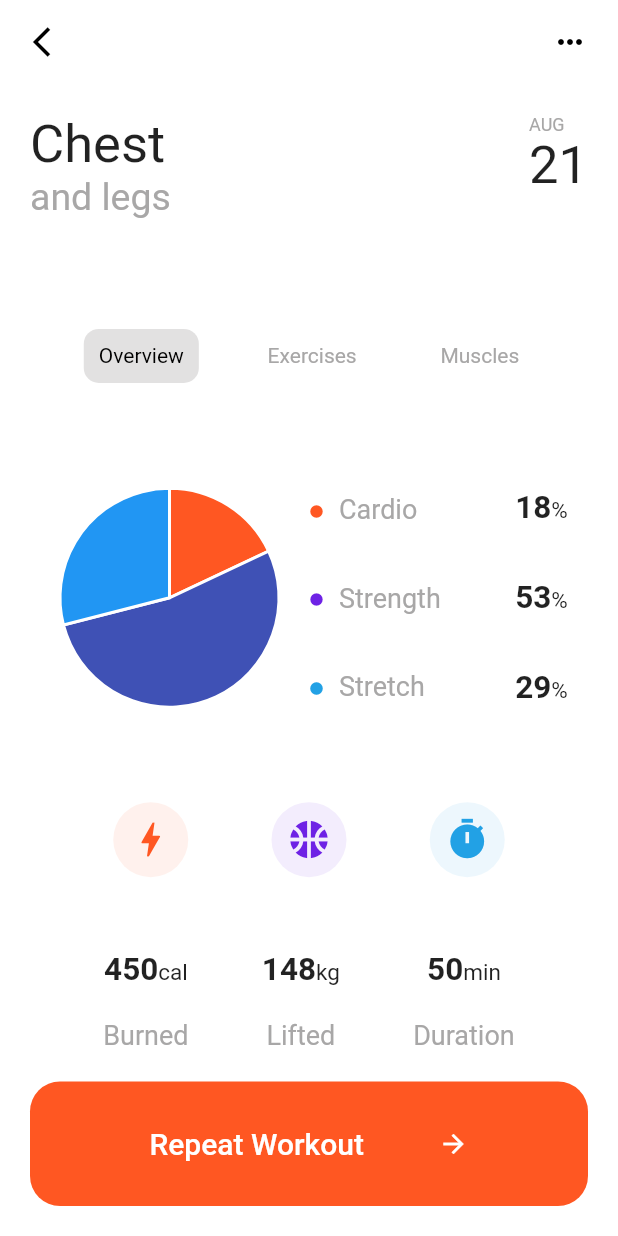
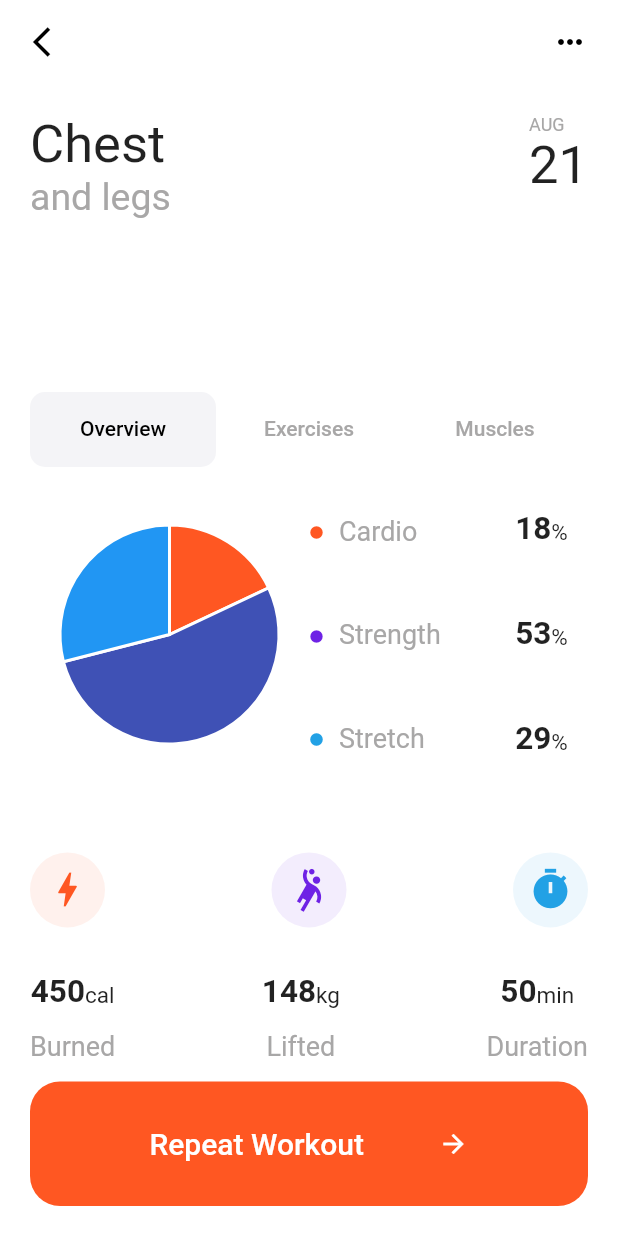
Before and after one commit to gabrielnotong/flutter-training, a Flutter app: the screen it shows after launch, on a phone screen of 412 x 824 dp. Run offline on Flutter 3.47's test engine with Material 2 defaults, Android fonts, the phone set to English and light mode, and no system bars; our stand-ins replace bubble_tab_indicator, charts_flutter.

Commit message:
TabController: tab controller added to manage overview/Exercises/Muscles screens

```diff
--- a/lib/components/chest_menu_item.dart
+++ /dev/null
@@ -1,24 +0,0 @@
-import 'package:flutter/material.dart';
-
-class ChestMenuItem extends StatelessWidget {
-  final String text;
-  final Color bgColor;
-  final Color textColor;
-
-  ChestMenuItem({this.text, this.textColor, this.bgColor});
-
-  @override
-  Widget build(BuildContext context) {
-    return Container(
-      child: Text(
-        text,
-        style: TextStyle(color: textColor),
-      ),
-      padding: EdgeInsets.all(10.0),
-      decoration: BoxDecoration(
-        borderRadius: BorderRadius.circular(10.0),
-        color: bgColor,
-      ),
-    );
-  }
-}
--- a/lib/screens/chest_screen.dart
+++ b/lib/screens/chest_screen.dart
@@ -1,13 +1,11 @@
+import 'package:bubble_tab_indicator/bubble_tab_indicator.dart';
 import 'package:flutter/material.dart';
 import 'package:flutter/painting.dart';
-import 'package:training/components/activity_card.dart';
 import 'package:training/components/app_bar_button.dart';
-import 'package:training/components/chest_menu_item.dart';
-import 'package:training/components/circular_icon.dart';
-import 'package:training/components/health_radio.dart';
-import 'package:training/components/number_card.dart';
-import 'package:training/components/simple_pie_chart.dart';
 import 'package:training/constants.dart';
+import 'package:training/screens/exercises_screen.dart';
+import 'package:training/screens/muscles_screen.dart';
+import 'package:training/screens/overview_screen.dart';
 import 'package:training/screens/right_menu_screen.dart';
 
 class ChestScreen extends StatelessWidget {
@@ -82,146 +80,41 @@ class ChestScreen extends StatelessWidget {
               ),
             ),
             Expanded(
-              child: Row(
-                mainAxisAlignment: MainAxisAlignment.spaceEvenly,
-                children: [
-                  ChestMenuItem(
-                    text: 'Overview',
-                    textColor: kTextChestMenuActiveColor,
-                    bgColor: kBtnChestMenuActiveColor,
-                  ),
-                  ChestMenuItem(
-                    text: 'Exercises',
-                    textColor: kTextChestMenuInActiveColor,
-                    bgColor: kBtnChestMenuInActiveColor,
-                  ),
-                  ChestMenuItem(
-                    text: 'Muscles',
-                    textColor: kTextChestMenuInActiveColor,
-                    bgColor: kBtnChestMenuInActiveColor,
-                  ),
-                ],
-              ),
-            ),
-            Expanded(
-              flex: 2,
-              child: Row(
-                children: [
-                  Expanded(
-                    flex: 3,
-                    child: Container(
-                      width: 200,
-                      height: 200,
-                      child: SimplePieChart.withSampleData(),
-                    ),
-                  ),
-                  Expanded(
-                    flex: 2,
-                    child: Column(
-                      mainAxisAlignment: MainAxisAlignment.spaceEvenly,
-                      children: [
-                        HealthRadio(
-                          label: 'Cardio',
-                          iconColor: Color(0xFFFF5722),
-                        ),
-                        HealthRadio(
-                          label: 'Strength',
-                          iconColor: Color(0xFF6E22E5),
-                        ),
-                        HealthRadio(
-                          label: 'Stretch',
-                          iconColor: Color(0xFF22A1E5),
-                        ),
+              flex: 5,
+              child: DefaultTabController(
+                length: 3,
+                child: Scaffold(
+                  appBar: AppBar(
+                    elevation: 0.0,
+                    toolbarHeight: 50.0,
+                    bottom: TabBar(
+                      indicatorSize: TabBarIndicatorSize.tab,
+                      labelColor: kTextChestMenuActiveColor,
+                      unselectedLabelColor: kTextChestMenuInActiveColor,
+                      indicator: BubbleTabIndicator(
+                        indicatorHeight: 50.0,
+                        indicatorColor: Color(0xFFF4F4F7),
+                        tabBarIndicatorSize: TabBarIndicatorSize.tab,
+                        indicatorRadius: 10,
+                        insets: EdgeInsets.all(0),
+                      ),
+                      tabs: [
+                        Text('Overview'),
+                        Text('Exercises'),
+                        Text('Muscles'),
                       ],
                     ),
                   ),
-                  Expanded(
-                    child: Column(
-                      mainAxisAlignment: MainAxisAlignment.spaceEvenly,
-                      children: [
-                        NumberCard(label: '18', unit: '%'),
-                        NumberCard(label: '53', unit: '%'),
-                        NumberCard(label: '29', unit: '%'),
-                      ],
-                    ),
-                  )
-                ],
+                  body: TabBarView(
+                    children: [
+                      OverviewScreen(),
+                      ExercisesScreen(),
+                      MusclesScreen(),
+                    ],
+                  ),
+                ),
               ),
             ),
-            Expanded(
-              child: Row(
-                mainAxisAlignment: MainAxisAlignment.spaceEvenly,
-                children: [
-                  CircularIcon(
-                    icon: Icons.bolt,
-                    iconColor: Color(0xFFFF5722),
-                    bgColor: Color(0x15FF5722),
-                  ),
-                  CircularIcon(
-                    icon: Icons.sports_basketball_sharp,
-                    iconColor: Color(0xFF6E22E5),
-                    bgColor: Color(0x156E22E5),
-                  ),
-                  CircularIcon(
-                    icon: Icons.timer,
-                    iconColor: Color(0xFF22A1E5),
-                    bgColor: Color(0x1522A1E5),
-                  ),
-                ],
-              ),
-            ),
-            Expanded(
-              child: Row(
-                mainAxisAlignment: MainAxisAlignment.spaceEvenly,
-                children: [
-                  Column(
-                    mainAxisAlignment: MainAxisAlignment.spaceEvenly,
-                    children: [
-                      NumberCard(label: '450', unit: 'cal'),
-                      ActivityCard(label: 'Burned'),
-                    ],
-                  ),
-                  Column(
-                    mainAxisAlignment: MainAxisAlignment.spaceEvenly,
-                    children: [
-                      NumberCard(label: '148', unit: 'kg'),
-                      ActivityCard(label: 'Lifted'),
-                    ],
-                  ),
-                  Column(
-                    mainAxisAlignment: MainAxisAlignment.spaceEvenly,
-                    children: [
-                      NumberCard(label: '50', unit: 'min'),
-                      ActivityCard(label: 'Duration'),
-                    ],
-                  ),
-                ],
-              ),
-            ),
-            Container(
-              decoration: BoxDecoration(
-                color: Color(0xFFFF5722),
-                borderRadius: BorderRadius.circular(20.0),
-              ),
-              padding: EdgeInsets.all(30.0),
-              child: Row(
-                mainAxisAlignment: MainAxisAlignment.spaceEvenly,
-                children: [
-                  Text(
-                    'Repeat Workout',
-                    style: TextStyle(
-                        fontWeight: FontWeight.w500,
-                        fontSize: 20.0,
-                        color: Colors.white),
-                  ),
-                  Icon(
-                    Icons.arrow_forward,
-                    size: 20.0,
-                    color: Colors.white,
-                  )
-                ],
-              ),
-            )
           ],
         ),
       ),
--- /dev/null
+++ b/lib/screens/exercises_screen.dart
@@ -0,0 +1,8 @@
+import 'package:flutter/material.dart';
+
+class ExercisesScreen extends StatelessWidget {
+  @override
+  Widget build(BuildContext context) {
+    return Icon(Icons.directions_car);
+  }
+}
--- /dev/null
+++ b/lib/screens/muscles_screen.dart
@@ -0,0 +1,8 @@
+import 'package:flutter/material.dart';
+
+class MusclesScreen extends StatelessWidget {
+  @override
+  Widget build(BuildContext context) {
+    return Icon(Icons.directions_car);
+  }
+}
--- /dev/null
+++ b/lib/screens/overview_screen.dart
@@ -0,0 +1,136 @@
+import 'package:flutter/material.dart';
+import 'package:training/components/activity_card.dart';
+import 'package:training/components/circular_icon.dart';
+import 'package:training/components/health_radio.dart';
+import 'package:training/components/number_card.dart';
+import 'package:training/components/simple_pie_chart.dart';
+
+class OverviewScreen extends StatelessWidget {
+  @override
+  Widget build(BuildContext context) {
+    return Column(
+      children: [
+        Expanded(
+          flex: 3,
+          child: Row(
+            mainAxisAlignment: MainAxisAlignment.spaceBetween,
+            children: [
+              Expanded(
+                flex: 3,
+                child: Container(
+                  width: 200,
+                  height: 200,
+                  child: SimplePieChart.withSampleData(),
+                ),
+              ),
+              Expanded(
+                flex: 2,
+                child: Column(
+                  mainAxisAlignment: MainAxisAlignment.spaceEvenly,
+                  children: [
+                    HealthRadio(
+                      label: 'Cardio',
+                      iconColor: Color(0xFFFF5722),
+                    ),
+                    HealthRadio(
+                      label: 'Strength',
+                      iconColor: Color(0xFF6E22E5),
+                    ),
+                    HealthRadio(
+                      label: 'Stretch',
+                      iconColor: Color(0xFF22A1E5),
+                    ),
+                  ],
+                ),
+              ),
+              Expanded(
+                child: Column(
+                  mainAxisAlignment: MainAxisAlignment.spaceEvenly,
+                  children: [
+                    NumberCard(label: '18', unit: '%'),
+                    NumberCard(label: '53', unit: '%'),
+                    NumberCard(label: '29', unit: '%'),
+                  ],
+                ),
+              )
+            ],
+          ),
+        ),
+        Expanded(
+          child: Row(
+            mainAxisAlignment: MainAxisAlignment.spaceBetween,
+            children: [
+              CircularIcon(
+                icon: Icons.bolt,
+                iconColor: Color(0xFFFF5722),
+                bgColor: Color(0x15FF5722),
+              ),
+              CircularIcon(
+                icon: Icons.sports_handball,
+                iconColor: Color(0xFF6E22E5),
+                bgColor: Color(0x156E22E5),
+              ),
+              CircularIcon(
+                icon: Icons.timer,
+                iconColor: Color(0xFF22A1E5),
+                bgColor: Color(0x1522A1E5),
+              ),
+            ],
+          ),
+        ),
+        Expanded(
+          child: Row(
+            mainAxisAlignment: MainAxisAlignment.spaceBetween,
+            children: [
+              Column(
+                mainAxisAlignment: MainAxisAlignment.spaceEvenly,
+                children: [
+                  NumberCard(label: '450', unit: 'cal'),
+                  ActivityCard(label: 'Burned'),
+                ],
+              ),
+              Column(
+                mainAxisAlignment: MainAxisAlignment.spaceEvenly,
+                children: [
+                  NumberCard(label: '148', unit: 'kg'),
+                  ActivityCard(label: 'Lifted'),
+                ],
+              ),
+              Column(
+                mainAxisAlignment: MainAxisAlignment.spaceEvenly,
+                children: [
+                  NumberCard(label: '50', unit: 'min'),
+                  ActivityCard(label: 'Duration'),
+                ],
+              ),
+            ],
+          ),
+        ),
+        Container(
+          decoration: BoxDecoration(
+            color: Color(0xFFFF5722),
+            borderRadius: BorderRadius.circular(20.0),
+          ),
+          padding: EdgeInsets.all(30.0),
+          child: Row(
+            mainAxisAlignment: MainAxisAlignment.spaceEvenly,
+            children: [
+              Text(
+                'Repeat Workout',
+                style: TextStyle(
+                    fontWeight: FontWeight.w500,
+                    fontSize: 20.0,
+                    color: Colors.white),
+              ),
+              Icon(
+                Icons.arrow_forward,
+                size: 20.0,
+                color: Colors.white,
+              )
+            ],
+          ),
+        )
+      ],
+    );
+  }
+}
--- a/pubspec.yaml
+++ b/pubspec.yaml
@@ -15,6 +15,7 @@ dependencies:
   cupertino_icons: ^1.0.2
   font_awesome_flutter: ^9.0.0
   charts_flutter: ^0.10.0
+  bubble_tab_indicator: ^0.1.6
 
 dev_dependencies:
   flutter_test:
```
Also changed, not shown: pubspec.lock.
